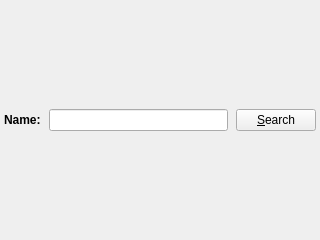
The window that src/plugins/organisation/CellMLModelRepository/src/cellmlmodelrepositorywindow.ui (opencor/opencor) describes before a commit, drawn with Qt 5.
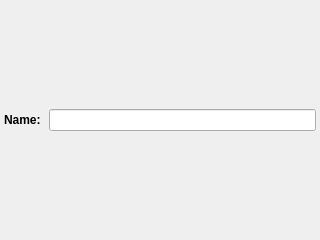
The same window after the commit.

Commit message: Minor improvement to the Help widget when it comes to changing the locale. Now generate a list of CellML models which gets updated on the fly based on the user's search criteria.

Diff of the .ui file:
```diff
--- a/src/plugins/organisation/CellMLModelRepository/src/cellmlmodelrepositorywindow.ui
+++ b/src/plugins/organisation/CellMLModelRepository/src/cellmlmodelrepositorywindow.ui
@@ -45,13 +45,6 @@
       <item>
        <widget class="QLineEdit" name="nameValue"/>
       </item>
-      <item>
-       <widget class="QPushButton" name="searchButton">
-        <property name="text">
-         <string>&amp;Search</string>
-        </property>
-       </widget>
-      </item>
      </layout>
     </item>
    </layout>
```
The commit also changes 10 other files.
